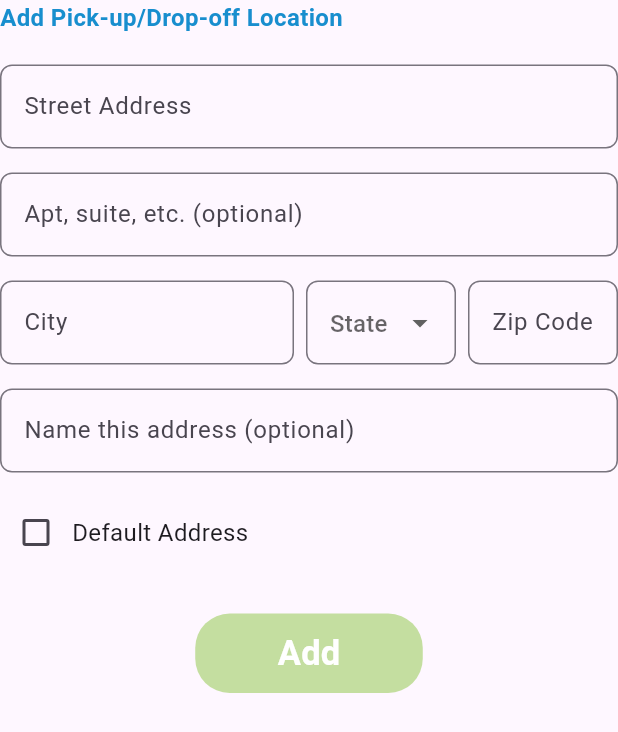
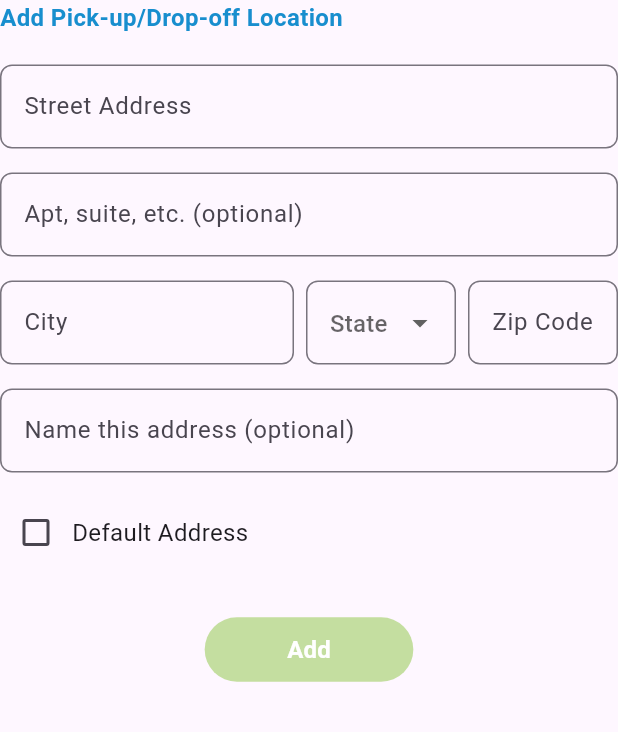
Before and after one commit to EthanASU/Go_Together_App, a Flutter app: the AddressFormScreen widget shown alone on an empty page, opened directly with empty values, on a phone screen of 412 x 824 dp. Shown: the top 732 px of the screen. Run offline on Flutter 3.47's test engine with Material 3 defaults, Android fonts, the phone set to English and light mode, and no system bars; missing offline and left inert: dart:ffi; Roboto replaces fonts that are missing (Poppins).

Commit message:
Update Profile_AddressForm.dart
fixed the add button to properly save and save when editing address

```diff
--- a/lib/Views/Profile_AddressForm.dart
+++ b/lib/Views/Profile_AddressForm.dart
@@ -5,7 +5,6 @@ import '../ViewModels/Profile_Personal_View_Model.dart';
 import 'profile_screen_setup.dart';
 
 class AddressFormScreen extends StatelessWidget{
-  // const AddressFormScreen({Key? key}) : super(key: key);
 
   final ProfilePersonalSetUpViewModel viewModel;
 
@@ -15,7 +14,6 @@ class AddressFormScreen extends StatelessWidget{
   }) : super(key: key);
   @override
   Widget build(BuildContext context) {
-    //final viewModel = context.watch<ProfilePersonalSetUpViewModel>();
 
     return Column(
             crossAxisAlignment: CrossAxisAlignment.start,
@@ -150,8 +148,18 @@ class AddressFormScreen extends StatelessWidget{
                   Center(
                     child: ElevatedButton(
                       onPressed: viewModel.isAddressFormValid
-                          ? viewModel.saveAddress
-                          : null,  // Button disabled when form invalid
+                          ? () {
+                        if (viewModel.currentEditingAddressIndex != -1) {
+                          viewModel.updateExistingAddress();
+                        } else {
+
+                          viewModel.saveAddress();
+
+                          viewModel.showAddressForm = false;
+                          viewModel.notifyListeners();
+                        }
+                      }
+                          : null,
                       style: ElevatedButton.styleFrom(
                             backgroundColor: const Color(0xFF8BC541),        // Color when enabled
                             disabledBackgroundColor: const Color(0x808BC541), // Color when disabled
@@ -163,11 +171,11 @@ class AddressFormScreen extends StatelessWidget{
                               borderRadius: BorderRadius.circular(23),
                             ),
                           ),
-                      child: const Text(
-                        'Add',
+                          child: Text(
+                            viewModel.currentEditingAddressIndex != -1 ? 'Update' : 'Add',
                             style: TextStyle(
                               color: Colors.white,
-                          fontSize: 23,
+                              fontSize: 16,
                               fontWeight: FontWeight.bold,
                               fontFamily: 'Poppins',
                             ),
```
Lines whose indentation alone changed are shown as unchanged.
